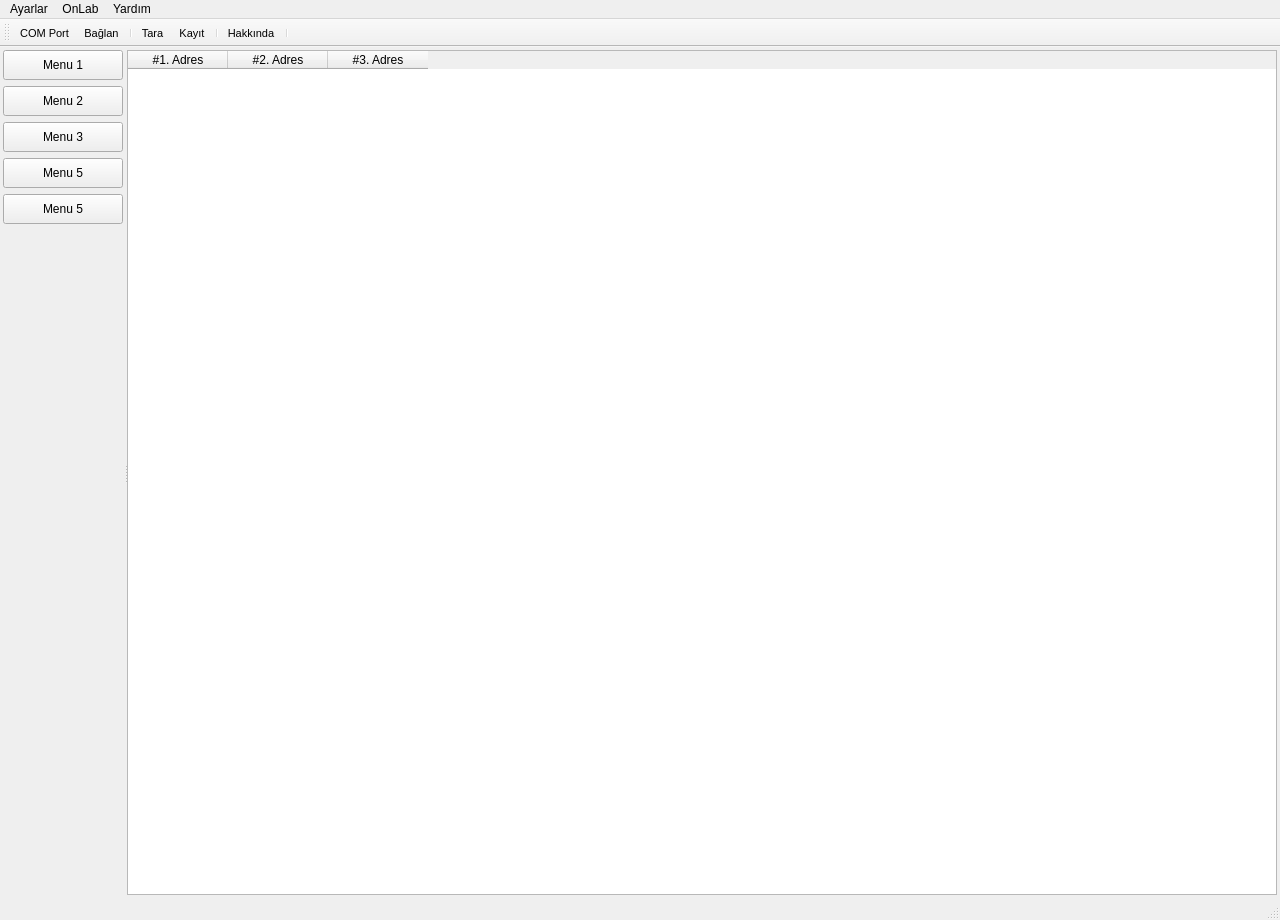
Old version of the form HLL/project/src/mainWindow.ui in the repository GurhanIU/oLStudio.
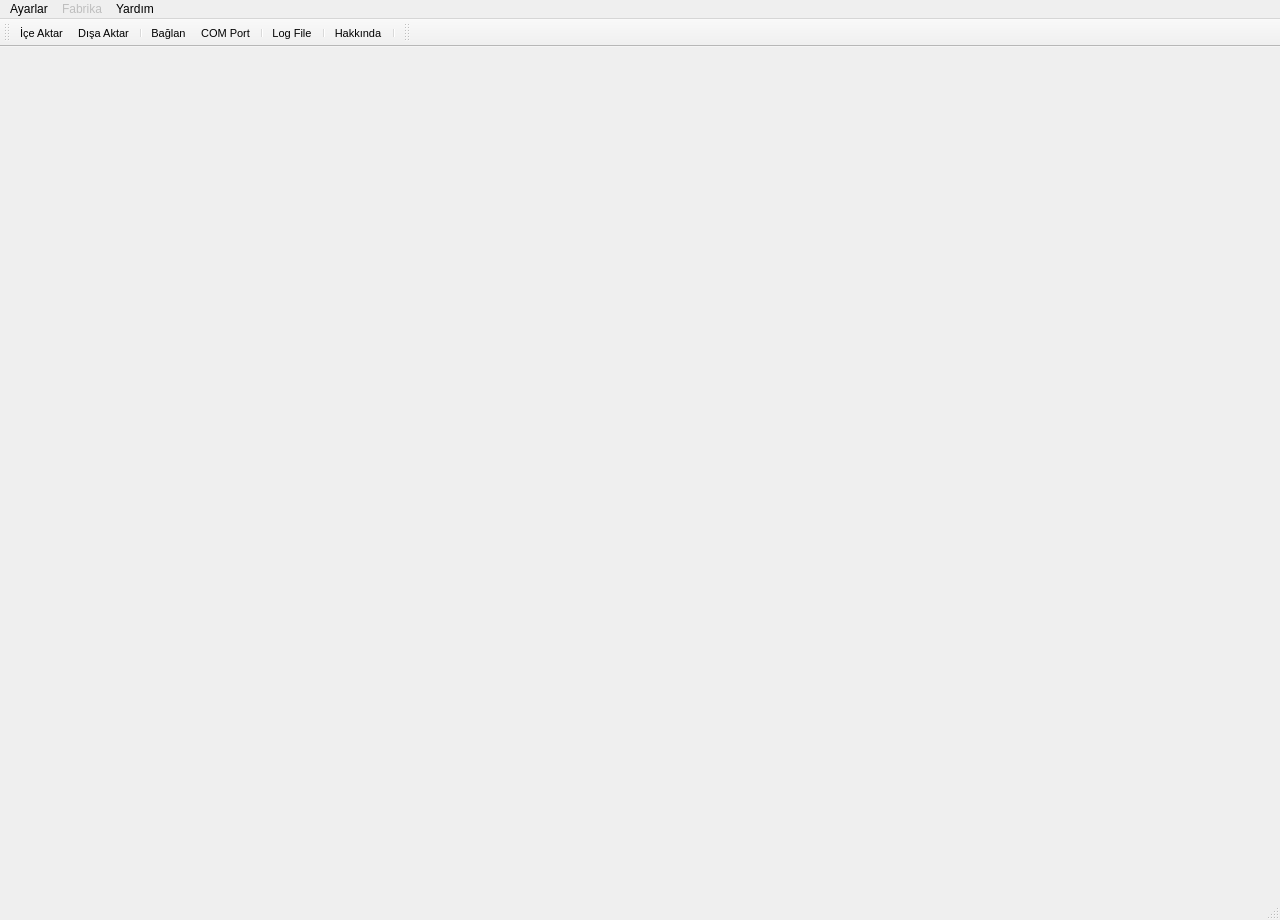
New version of the form. Icons and pictures are not drawn.

What changed in the file:
```diff
--- a/HLL/project/src/mainWindow.ui
+++ b/HLL/project/src/mainWindow.ui
@@ -13,8 +13,11 @@
   <property name="windowTitle">
    <string>OnLab Studio</string>
   </property>
+  <property name="styleSheet">
+   <string notr="true"/>
+  </property>
   <widget class="QWidget" name="centralwidget">
-   <layout class="QHBoxLayout" name="horizontalLayout">
+   <layout class="QVBoxLayout" name="verticalLayout_2">
     <property name="spacing">
      <number>3</number>
     </property>
@@ -28,7 +31,7 @@
      <number>3</number>
     </property>
     <property name="bottomMargin">
-     <number>3</number>
+     <number>0</number>
     </property>
     <item>
      <widget class="QSplitter" name="splitter">
@@ -81,150 +84,6 @@
       <property name="childrenCollapsible">
        <bool>true</bool>
       </property>
-      <widget class="QWidget" name="verticalLayoutWidget">
-       <layout class="QVBoxLayout" name="verticalLayout">
-        <item>
-         <widget class="QPushButton" name="pushButton">
-          <property name="minimumSize">
-           <size>
-            <width>120</width>
-            <height>30</height>
-           </size>
-          </property>
-          <property name="maximumSize">
-           <size>
-            <width>120</width>
-            <height>16777215</height>
-           </size>
-          </property>
-          <property name="styleSheet">
-           <string notr="true"/>
-          </property>
-          <property name="text">
-           <string>Menu 1</string>
-          </property>
-         </widget>
-        </item>
-        <item>
-         <widget class="QPushButton" name="pushButton_2">
-          <property name="minimumSize">
-           <size>
-            <width>120</width>
-            <height>30</height>
-           </size>
-          </property>
-          <property name="maximumSize">
-           <size>
-            <width>120</width>
-            <height>16777215</height>
-           </size>
-          </property>
-          <property name="text">
-           <string>Menu 2</string>
-          </property>
-         </widget>
-        </item>
-        <item>
-         <widget class="QPushButton" name="pushButton_3">
-          <property name="minimumSize">
-           <size>
-            <width>120</width>
-            <height>30</height>
-           </size>
-          </property>
-          <property name="maximumSize">
-           <size>
-            <width>120</width>
-            <height>16777215</height>
-           </size>
-          </property>
-          <property name="text">
-           <string>Menu 3</string>
-          </property>
-         </widget>
-        </item>
-        <item>
-         <widget class="QPushButton" name="pushButton_4">
-          <property name="minimumSize">
-           <size>
-            <width>120</width>
-            <height>30</height>
-           </size>
-          </property>
-          <property name="maximumSize">
-           <size>
-            <width>120</width>
-            <height>16777215</height>
-           </size>
-          </property>
-          <property name="text">
-           <string>Menu 5</string>
-          </property>
-         </widget>
-        </item>
-        <item>
-         <widget class="QPushButton" name="pushButton_5">
-          <property name="minimumSize">
-           <size>
-            <width>120</width>
-            <height>30</height>
-           </size>
-          </property>
-          <property name="maximumSize">
-           <size>
-            <width>120</width>
-            <height>16777215</height>
-           </size>
-          </property>
-          <property name="text">
-           <string>Menu 5</string>
-          </property>
-         </widget>
-        </item>
-        <item>
-         <spacer name="verticalSpacer">
-          <property name="orientation">
-           <enum>Qt::Vertical</enum>
-          </property>
-          <property name="sizeHint" stdset="0">
-           <size>
-            <width>20</width>
-            <height>40</height>
-           </size>
-          </property>
-         </spacer>
-        </item>
-       </layout>
-      </widget>
-      <widget class="QTableWidget" name="tableWidget">
-       <property name="minimumSize">
-        <size>
-         <width>1150</width>
-         <height>820</height>
-        </size>
-       </property>
-       <property name="editTriggers">
-        <set>QAbstractItemView::NoEditTriggers</set>
-       </property>
-       <property name="sortingEnabled">
-        <bool>false</bool>
-       </property>
-       <column>
-        <property name="text">
-         <string>#1. Adres</string>
-        </property>
-       </column>
-       <column>
-        <property name="text">
-         <string>#2. Adres</string>
-        </property>
-       </column>
-       <column>
-        <property name="text">
-         <string>#3. Adres</string>
-        </property>
-       </column>
-      </widget>
      </widget>
     </item>
    </layout>
@@ -244,12 +103,12 @@
     </property>
     <addaction name="actionAbout"/>
    </widget>
-   <widget class="QMenu" name="menuStudio">
+   <widget class="QMenu" name="factoryMenu">
     <property name="enabled">
-     <bool>true</bool>
+     <bool>false</bool>
     </property>
     <property name="title">
-     <string>OnLab</string>
+     <string>Fabrika</string>
     </property>
     <addaction name="actionNew_RegAddress"/>
     <addaction name="actionNew_Parameter"/>
@@ -268,7 +127,7 @@
     <addaction name="actionSerial_RTU"/>
    </widget>
    <addaction name="menuAyarlar"/>
-   <addaction name="menuStudio"/>
+   <addaction name="factoryMenu"/>
    <addaction name="menuYard_m"/>
   </widget>
   <widget class="QStatusBar" name="statusBar"/>
@@ -300,15 +159,37 @@
    <attribute name="toolBarBreak">
     <bool>false</bool>
    </attribute>
-   <addaction name="actionSerial_RTU"/>
+   <addaction name="actionLoad_Session"/>
+   <addaction name="actionSave_Session"/>
+   <addaction name="separator"/>
    <addaction name="actionConnect"/>
+   <addaction name="actionSerial_RTU"/>
    <addaction name="separator"/>
-   <addaction name="actionScan"/>
    <addaction name="actionOpenLogFile"/>
    <addaction name="separator"/>
    <addaction name="actionAbout"/>
    <addaction name="separator"/>
   </widget>
+  <widget class="QToolBar" name="leftToolBar">
+   <property name="minimumSize">
+    <size>
+     <width>0</width>
+     <height>0</height>
+    </size>
+   </property>
+   <property name="windowTitle">
+    <string>LeftBar</string>
+   </property>
+   <property name="toolButtonStyle">
+    <enum>Qt::ToolButtonTextUnderIcon</enum>
+   </property>
+   <attribute name="toolBarArea">
+    <enum>TopToolBarArea</enum>
+   </attribute>
+   <attribute name="toolBarBreak">
+    <bool>false</bool>
+   </attribute>
+  </widget>
   <action name="actionExit">
    <property name="icon">
     <iconset resource="icons/icons.qrc">
@@ -363,25 +244,13 @@
     <bool>true</bool>
    </property>
   </action>
-  <action name="actionScan">
-   <property name="checkable">
-    <bool>true</bool>
-   </property>
-   <property name="icon">
-    <iconset resource="icons/icons.qrc">
-     <normaloff>:/icons/cyclic-process-16.png</normaloff>:/icons/cyclic-process-16.png</iconset>
-   </property>
-   <property name="text">
-    <string>Tara</string>
-   </property>
-  </action>
   <action name="actionOpenLogFile">
    <property name="icon">
     <iconset resource="icons/icons.qrc">
      <normaloff>:/icons/text-x-log-16.png</normaloff>:/icons/text-x-log-16.png</iconset>
    </property>
    <property name="text">
-    <string>Kayıt</string>
+    <string>Log File</string>
    </property>
   </action>
   <action name="actionConnect">
```
Left out of the diff: 61 changed lines with no effect on the pictures.
